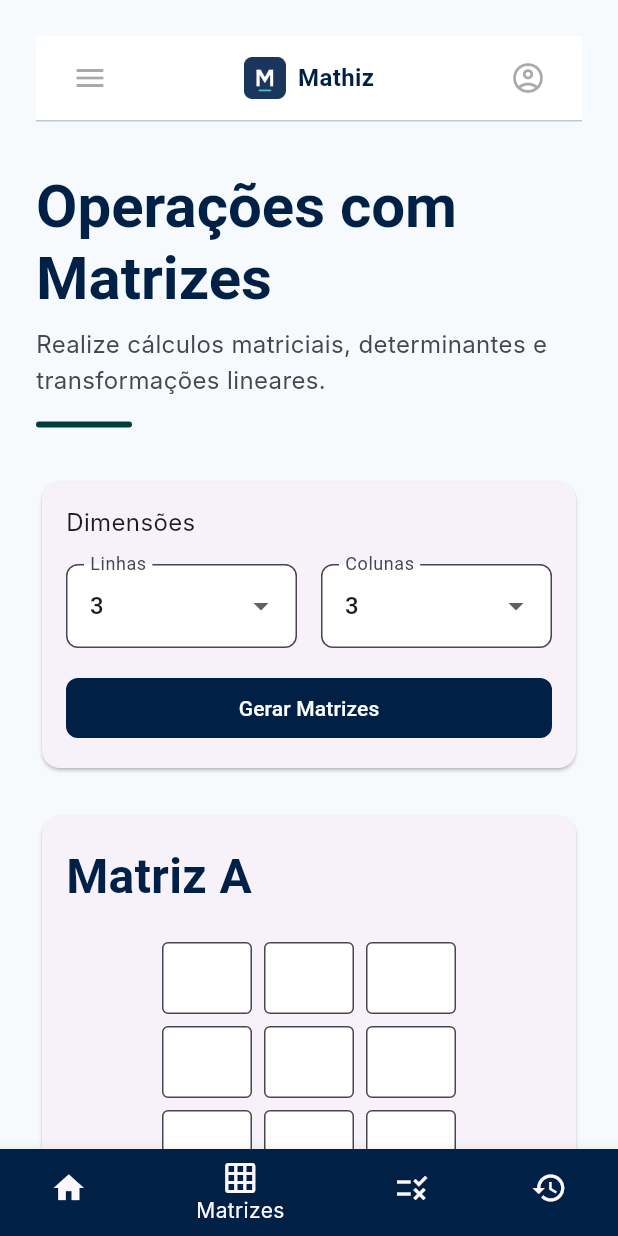
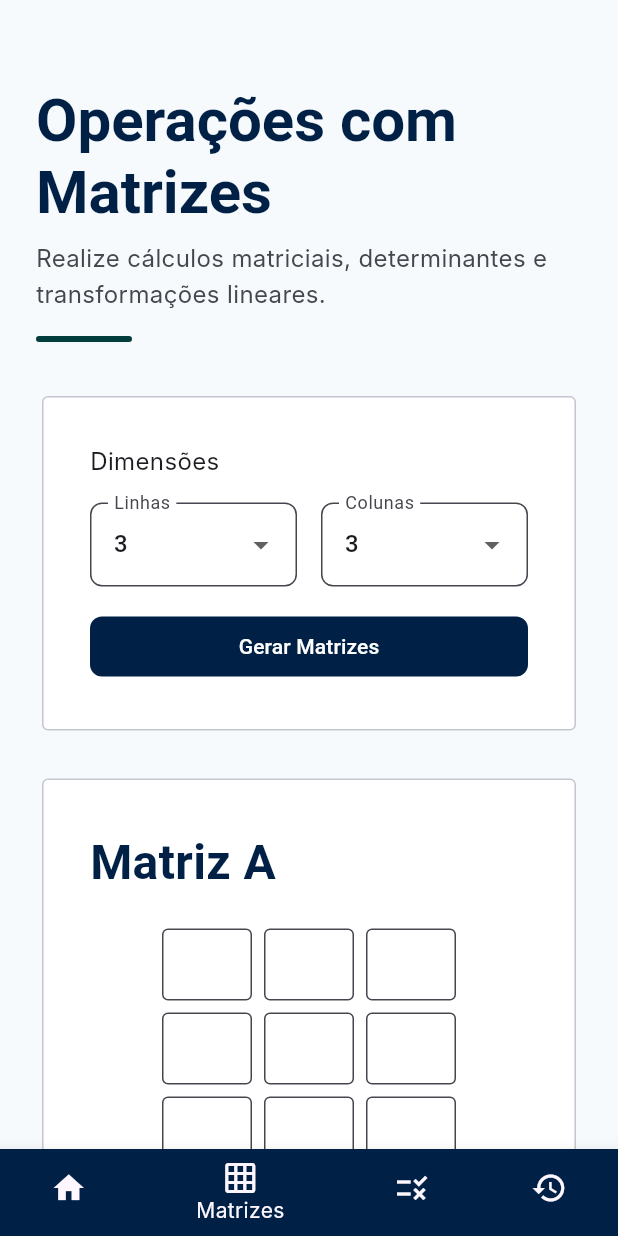
Before and after one commit to pauloqueirozz01/mathiz, a Flutter app: the screen it shows after launch, after a tap on "Operações com Matrizes", on a phone screen of 412 x 824 dp. Run offline on Flutter 3.47's test engine with Material 3 defaults, Android fonts, the light colour scheme and no system bars; our stand-ins replace hive, hive_flutter; accounts and stored records are empty; Roboto replaces fonts that are missing (Hanken Grotesk, Inter); statements that could not run were skipped.

Commit message:
fix: padronizando telas e arquitetando o widget global de AcademicCard

```diff
--- a/lib/screens/history/history_screen.dart
+++ b/lib/screens/history/history_screen.dart
@@ -6,6 +6,7 @@ import 'package:mathiz/services/history_service.dart';
 import 'package:mathiz/screens/history/widgets/history_card.dart';
 import 'package:mathiz/screens/history/widgets/history_empty_state.dart';
 import 'package:mathiz/screens/history/widgets/last_result_section.dart';
+import 'package:mathiz/widgets/academic_card.dart';
 
 import 'package:mathiz/widgets/app_bottom_navigation.dart';
 
@@ -111,7 +112,7 @@ class _HistoryScreenState extends State<HistoryScreen> {
 
   /// Card do último resultado
   Widget _buildLastResultSection() {
-    return Card(
+    return AcademicCard(
       child: Padding(
         padding: const EdgeInsets.all(16),
 
--- a/lib/screens/history/widgets/history_card.dart
+++ b/lib/screens/history/widgets/history_card.dart
@@ -1,5 +1,6 @@
 import 'package:flutter/material.dart';
 import 'package:mathiz/models/history_activity.dart';
+import 'package:mathiz/widgets/academic_card.dart';
 
 class HistoryCard extends StatelessWidget {
   final HistoryActivity activity;
@@ -16,9 +17,7 @@ class HistoryCard extends StatelessWidget {
 
   @override
   Widget build(BuildContext context) {
-    return Card(
-      margin: const EdgeInsets.symmetric(vertical: 8),
-
+    return AcademicCard(
       child: InkWell(
         onTap: onTap,
 
--- a/lib/screens/history/widgets/last_result_section.dart
+++ b/lib/screens/history/widgets/last_result_section.dart
@@ -1,5 +1,6 @@
 import 'package:flutter/material.dart';
 import 'package:mathiz/models/history_activity.dart';
+import 'package:mathiz/widgets/academic_card.dart';
 
 class LastResultSection extends StatelessWidget {
   final HistoryActivity activity;
@@ -8,7 +9,7 @@ class LastResultSection extends StatelessWidget {
 
   @override
   Widget build(BuildContext context) {
-    return Card(
+    return AcademicCard(
       child: Padding(
         padding: const EdgeInsets.all(16),
 
--- a/lib/screens/home/widgets/recent_history_item.dart
+++ b/lib/screens/home/widgets/recent_history_item.dart
@@ -1,6 +1,7 @@
 import 'package:flutter/material.dart';
 
 import 'package:mathiz/models/history_activity.dart';
+import 'package:mathiz/widgets/academic_card.dart';
 
 class RecentHistoryItem extends StatelessWidget {
   final HistoryActivity activity;
@@ -9,7 +10,7 @@ class RecentHistoryItem extends StatelessWidget {
 
   @override
   Widget build(BuildContext context) {
-    return Card(
+    return AcademicCard(
       child: ListTile(
         leading: CircleAvatar(
           child: Icon(
--- a/lib/screens/home/widgets/tool_card.dart
+++ b/lib/screens/home/widgets/tool_card.dart
@@ -3,6 +3,7 @@ import 'package:flutter/material.dart';
 import 'package:mathiz/core/constants/app_spacing.dart';
 import 'package:mathiz/core/theme/app_colors.dart';
 import 'package:mathiz/core/theme/app_text_styles.dart';
+import 'package:mathiz/widgets/academic_card.dart';
 
 class ToolCard extends StatelessWidget {
   final IconData icon;
@@ -20,7 +21,7 @@ class ToolCard extends StatelessWidget {
 
   @override
   Widget build(BuildContext context) {
-    return Card(
+    return AcademicCard(
       child: InkWell(
         borderRadius: BorderRadius.circular(16),
         onTap: onTap,
--- a/lib/screens/matrix/matrix_screen.dart
+++ b/lib/screens/matrix/matrix_screen.dart
@@ -188,8 +188,6 @@ class _MatrixScreenState extends State<MatrixScreen> {
             crossAxisAlignment: CrossAxisAlignment.start,
 
             children: [
-              const AppHeader(),
-
               const SizedBox(height: AppSpacing.xl),
 
               const MatrixHeaderSection(),
--- a/lib/screens/matrix/widgets/matrix_actions_card.dart
+++ b/lib/screens/matrix/widgets/matrix_actions_card.dart
@@ -1,6 +1,7 @@
 import 'package:flutter/material.dart';
 
 import 'package:mathiz/core/constants/app_spacing.dart';
+import 'package:mathiz/widgets/academic_card.dart';
 
 class MatrixActionsCard extends StatelessWidget {
   final String selectedOperation;
@@ -18,7 +19,7 @@ class MatrixActionsCard extends StatelessWidget {
 
   @override
   Widget build(BuildContext context) {
-    return Card(
+    return AcademicCard(
       child: Padding(
         padding: const EdgeInsets.all(AppSpacing.md),
 
--- a/lib/screens/matrix/widgets/matrix_dimension_card.dart
+++ b/lib/screens/matrix/widgets/matrix_dimension_card.dart
@@ -1,6 +1,7 @@
 import 'package:flutter/material.dart';
 
 import 'package:mathiz/core/constants/app_spacing.dart';
+import 'package:mathiz/widgets/academic_card.dart';
 
 class MatrixDimensionCard extends StatelessWidget {
   final int rows;
@@ -22,7 +23,7 @@ class MatrixDimensionCard extends StatelessWidget {
 
   @override
   Widget build(BuildContext context) {
-    return Card(
+    return AcademicCard(
       child: Padding(
         padding: const EdgeInsets.all(AppSpacing.md),
 
--- a/lib/screens/matrix/widgets/matrix_grid_widget.dart
+++ b/lib/screens/matrix/widgets/matrix_grid_widget.dart
@@ -1,4 +1,5 @@
 import 'package:flutter/material.dart';
+import 'package:flutter/services.dart';
 
 class MatrixGridWidget extends StatelessWidget {
   final List<List<double>> matrix;
@@ -40,7 +41,12 @@ class MatrixGridWidget extends StatelessWidget {
 
                 keyboardType: const TextInputType.numberWithOptions(
                   decimal: true,
+                  signed: true,
                 ),
+
+                inputFormatters: [
+                  FilteringTextInputFormatter.allow(RegExp(r'[-0-9.]')),
+                ],
 
                 textAlign: TextAlign.center,
 
@@ -50,6 +56,11 @@ class MatrixGridWidget extends StatelessWidget {
                 ),
 
                 onChanged: (value) {
+                  if (value.trim().isEmpty) {
+                    onValueChanged(rowIndex, colIndex, 0);
+                    return;
+                  }
+
                   final parsed = double.tryParse(value);
 
                   if (parsed == null) return;
--- a/lib/screens/matrix/widgets/matrix_input_card.dart
+++ b/lib/screens/matrix/widgets/matrix_input_card.dart
@@ -3,6 +3,7 @@ import 'package:flutter/material.dart';
 import 'package:mathiz/core/constants/app_spacing.dart';
 import 'package:mathiz/core/theme/app_text_styles.dart';
 import 'package:mathiz/core/theme/app_colors.dart';
+import 'package:mathiz/widgets/academic_card.dart';
 
 class MatrixInputCard extends StatelessWidget {
   final String title;
@@ -12,7 +13,7 @@ class MatrixInputCard extends StatelessWidget {
 
   @override
   Widget build(BuildContext context) {
-    return Card(
+    return AcademicCard(
       child: Padding(
         padding: const EdgeInsets.all(AppSpacing.md),
         child: Column(
--- a/lib/screens/matrix/widgets/matrix_result_card.dart
+++ b/lib/screens/matrix/widgets/matrix_result_card.dart
@@ -3,6 +3,7 @@ import 'package:flutter/material.dart';
 import 'package:mathiz/core/constants/app_spacing.dart';
 import 'package:mathiz/core/theme/app_colors.dart';
 import 'package:mathiz/core/theme/app_text_styles.dart';
+import 'package:mathiz/widgets/academic_card.dart';
 
 class MatrixResultCard extends StatelessWidget {
   final List<List<double>> matrix;
@@ -21,7 +22,7 @@ class MatrixResultCard extends StatelessWidget {
       return const SizedBox();
     }
 
-    return Card(
+    return AcademicCard(
       child: Padding(
         padding: const EdgeInsets.all(AppSpacing.lg),
 
--- a/lib/screens/splash/splash_screen.dart
+++ b/lib/screens/splash/splash_screen.dart
@@ -3,6 +3,7 @@ import 'dart:async';
 
 import 'package:mathiz/core/theme/app_colors.dart';
 import 'package:mathiz/core/theme/app_text_styles.dart';
+import 'package:mathiz/core/constants/app_spacing.dart';
 
 import 'package:mathiz/core/navigation/app_routes.dart';
 
@@ -12,11 +13,34 @@ class SplashScreen extends StatefulWidget {
   State<SplashScreen> createState() => _SplashScreenState();
 }
 
-class _SplashScreenState extends State<SplashScreen> {
+class _SplashScreenState extends State<SplashScreen>
+    with SingleTickerProviderStateMixin {
+  late final AnimationController _controller;
+  late final Animation<double> _logoAnimation;
+
   @override
   void initState() {
     super.initState();
+
+    _controller = AnimationController(
+      vsync: this,
+      duration: const Duration(milliseconds: 800),
+    );
+
+    _logoAnimation = Tween<double>(
+      begin: 0.0,
+      end: 1.0,
+    ).animate(CurvedAnimation(parent: _controller, curve: Curves.easeOutBack));
+
+    _controller.forward();
+
     _initializeApp();
+  }
+
+  @override
+  void dispose() {
+    _controller.dispose();
+    super.dispose();
   }
 
   Future<void> _initializeApp() async {
@@ -32,18 +56,44 @@ class _SplashScreenState extends State<SplashScreen> {
     return Scaffold(
       body: Center(
         child: Column(
-          mainAxisAlignment: MainAxisAlignment.center,
           children: [
-            Image.asset("assets/logo.png", width: 120),
+            const Spacer(),
+
+            ScaleTransition(
+              scale: _logoAnimation,
+              child: Image.asset('assets/logo.png', width: 140),
+            ),
+
+            const SizedBox(height: 32),
+
+            Text('Mathiz', style: AppTextStyles.headlineXL),
+
+            const SizedBox(height: 8),
+
+            Text('EDUCAÇÃO & LÓGICA', style: AppTextStyles.labelMono),
+
+            const SizedBox(height: 64),
+
+            SizedBox(
+              width: 180,
+              child: ClipRRect(
+                borderRadius: BorderRadius.circular(999),
+                child: const LinearProgressIndicator(
+                  minHeight: 4,
+                  color: AppColors.primary,
+                ),
+              ),
+            ),
 
             const SizedBox(height: 24),
 
-            const LinearProgressIndicator(
-              backgroundColor: AppColors.secondary,
-              valueColor: AlwaysStoppedAnimation<Color>(AppColors.tertiary),
-            ),
+            Text('INICIALIZANDO SISTEMA', style: AppTextStyles.labelMono),
 
-            const Text("Inicializando o Sitema", style: AppTextStyles.bodyMD),
+            const Spacer(),
+
+            Text('Versão 1.0', style: AppTextStyles.bodyMD),
+
+            const SizedBox(height: AppSpacing.xl),
           ],
         ),
       ),
--- /dev/null
+++ b/lib/widgets/academic_card.dart
@@ -0,0 +1,29 @@
+// lib/widgets/academic_card.dart
+
+import 'package:flutter/material.dart';
+
+import 'package:mathiz/core/constants/app_sizes.dart';
+import 'package:mathiz/core/constants/app_spacing.dart';
+import 'package:mathiz/core/theme/app_colors.dart';
+
+class AcademicCard extends StatelessWidget {
+  final Widget child;
+
+  const AcademicCard({super.key, required this.child});
+
+  @override
+  Widget build(BuildContext context) {
+    return Card(
+      elevation: 0,
+      color: AppColors.surface,
+      shape: RoundedRectangleBorder(
+        borderRadius: BorderRadius.circular(AppSizes.radiusSM),
+        side: const BorderSide(color: AppColors.outlineVariant),
+      ),
+      child: Padding(
+        padding: const EdgeInsets.all(AppSpacing.md),
+        child: child,
+      ),
+    );
+  }
+}
```
